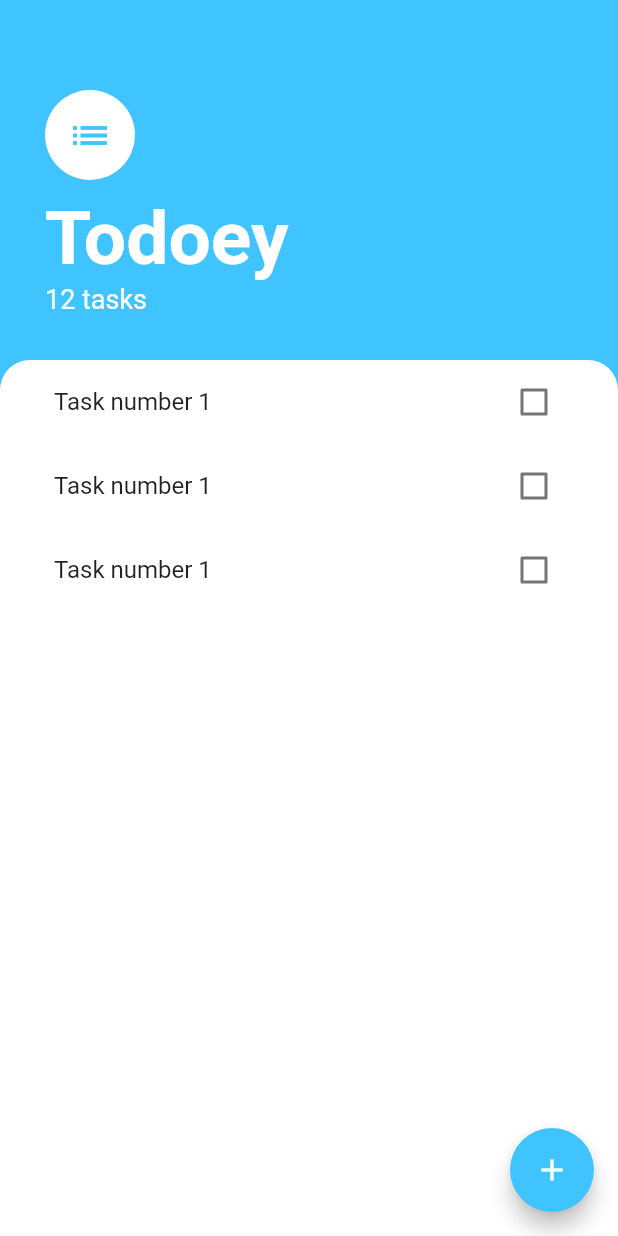
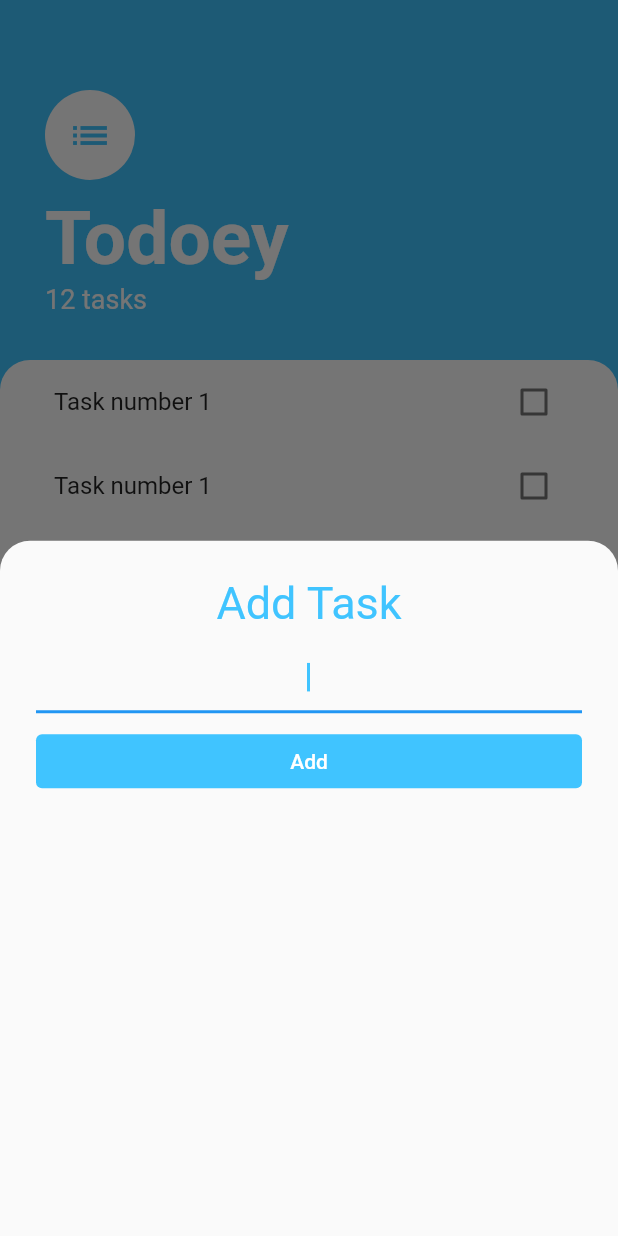
Before and after one commit to Andres-MI/Todoey_flutter, a Flutter app: the screen it shows after launch, after a tap on the "add" icon, on a phone screen of 412 x 824 dp. Run offline on Flutter 3.47's test engine with Material 2 defaults, Android fonts, the phone set to English and light mode, and no system bars.

```diff
--- /dev/null
+++ b/lib/screens/add_task_screen.dart
@@ -0,0 +1,47 @@
+import 'package:flutter/material.dart';
+
+class AddTaskScreen extends StatelessWidget {
+  const AddTaskScreen({Key? key}) : super(key: key);
+
+  @override
+  Widget build(BuildContext context) {
+    return Container(
+      padding: const EdgeInsets.all(24.0),
+      child: Column(
+        crossAxisAlignment: CrossAxisAlignment.stretch,
+        children: [
+          const Text(
+            'Add Task',
+            textAlign: TextAlign.center,
+            style: TextStyle(color: Colors.lightBlueAccent, fontSize: 30.0),
+          ),
+          const SizedBox(
+            height: 8.0,
+          ),
+          const TextField(
+            cursorColor: Colors.lightBlueAccent,
+            autofocus: true,
+            decoration: InputDecoration(fillColor: Colors.lightBlueAccent),
+            textAlign: TextAlign.center,
+          ),
+          const SizedBox(
+            height: 8.0,
+          ),
+          TextButton(
+            onPressed: () {
+              //TODO: Add Task to the list
+            },
+            style: ButtonStyle(
+              backgroundColor:
+                  MaterialStateProperty.all<Color>(Colors.lightBlueAccent),
+            ),
+            child: const Text(
+              'Add',
+              style: TextStyle(color: Colors.white),
+            ),
+          )
+        ],
+      ),
+    );
+  }
+}
--- a/lib/screens/tasks_screen.dart
+++ b/lib/screens/tasks_screen.dart
@@ -1,6 +1,7 @@
 import 'package:flutter/material.dart';
 
 import '../widgets/task_list.dart';
+import 'add_task_screen.dart';
 
 class TasksScreen extends StatelessWidget {
   const TasksScreen({Key? key}) : super(key: key);
@@ -11,7 +12,18 @@ class TasksScreen extends StatelessWidget {
       backgroundColor: Colors.lightBlueAccent,
       floatingActionButton: FloatingActionButton(
         backgroundColor: Colors.lightBlueAccent,
-        onPressed: () {},
+        onPressed: () {
+          showModalBottomSheet(
+            context: context,
+            builder: (BuildContext context) => const AddTaskScreen(),
+            shape: const RoundedRectangleBorder(
+              borderRadius: BorderRadius.only(
+                topLeft: Radius.circular(20.0),
+                topRight: Radius.circular(20.0),
+              ),
+            ),
+          );
+        },
         child: const Icon(Icons.add),
       ),
       body: Column(
```
